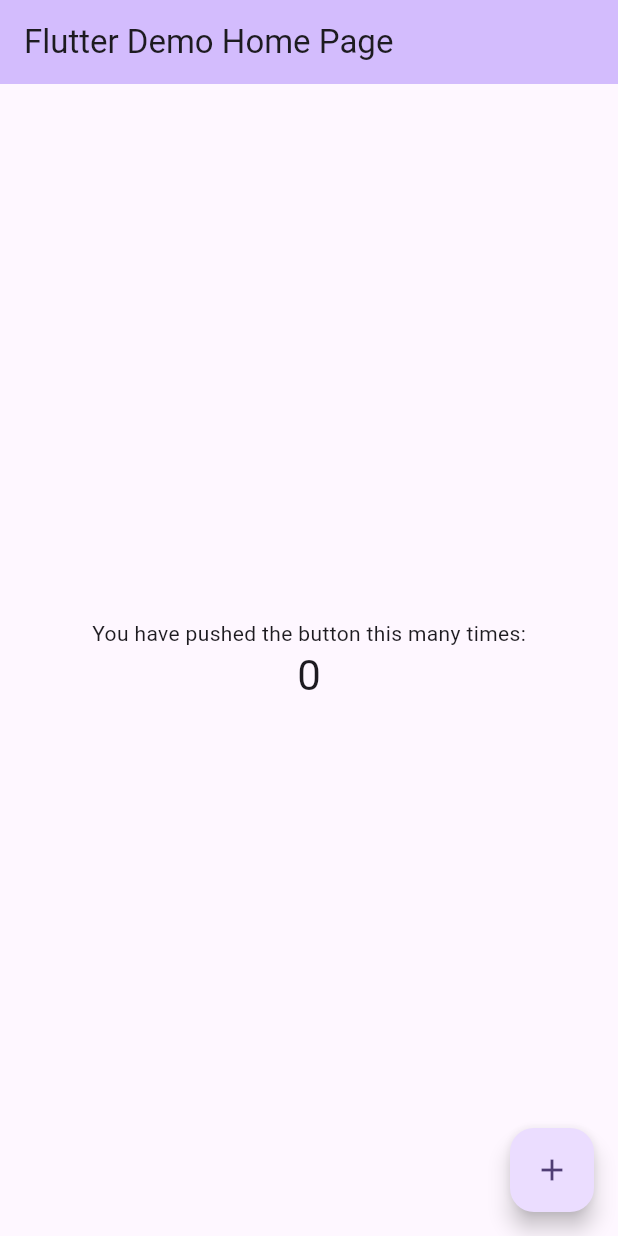
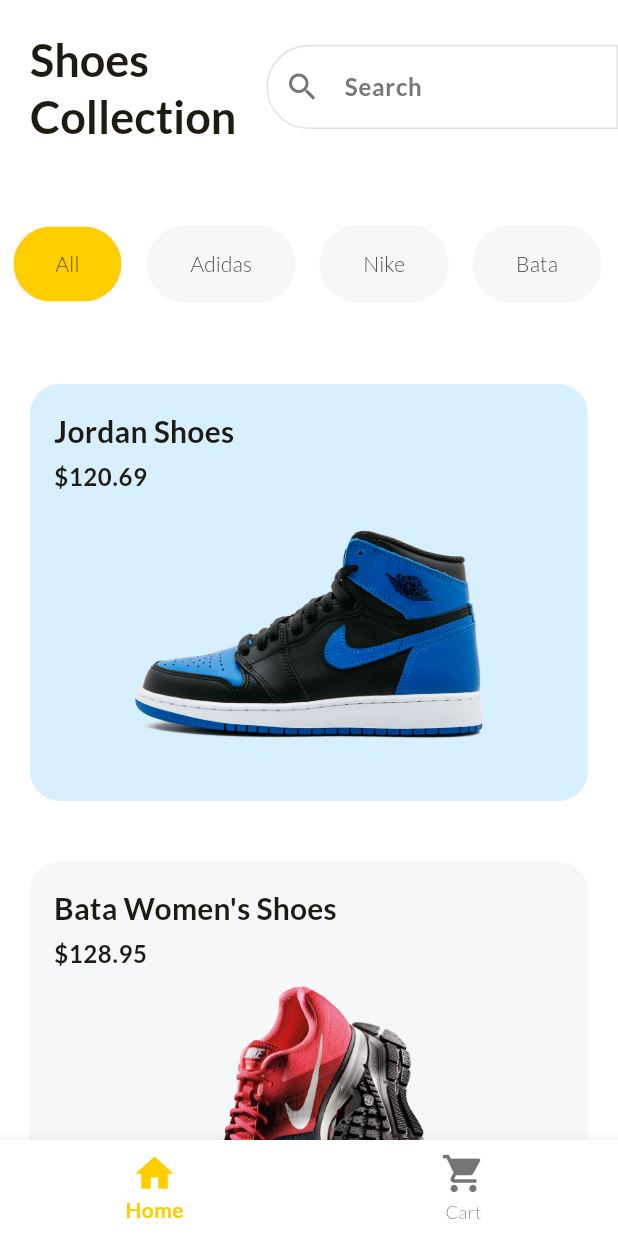
Before and after one commit to mtalhanaeem/EcomApp, a Flutter app: the screen it shows after launch, on a phone screen of 412 x 824 dp. Run offline on Flutter 3.47's test engine with Material 3 defaults, Android fonts, the phone set to English and light mode, and no system bars.

Commit message:
Second Commit

```diff
--- /dev/null
+++ b/lib/global_variables.dart
@@ -0,0 +1,45 @@
+final products = [
+  {
+    'id': '0',
+    'title': 'Jordan Shoes',
+    'price': 120.69,
+    'imageUrl': 'assets/images/shoes_4.png',
+    'company': 'Nike',
+    'sizes': [8, 9, 10],
+  },
+  {
+    'id': '1',
+    'title': 'Bata Women\'s Shoes',
+    'price': 128.95,
+    'imageUrl': 'assets/images/shoes_3.png',
+    'company': 'Bata',
+    'sizes': [8, 9, 10],
+  },
+  {
+    'id': '2',
+    'title': 'Men\'s Nike Shoes',
+    'price': 144.52,
+    'imageUrl': 'assets/images/shoes_1.png',
+    'company': 'Nike',
+    'sizes': [9, 10, 11, 12],
+  },
+  {
+    'id': '3',
+    'title': 'Adidas Shoes',
+    'price': 120.12,
+    'imageUrl': 'assets/images/shoes_2.png',
+    'company': 'Adidas',
+    'sizes': [9, 10, 12],
+  },
+];
+
+final cart = [
+  {
+    'id': '3',
+    'title': 'Adidas Shoes',
+    'price': 120.12,
+    'imageUrl': 'assets/images/shoes_2.png',
+    'company': 'Adidas',
+    'size': 9,
+  },
+];
--- /dev/null
+++ b/lib/home_screen.dart
@@ -0,0 +1,48 @@
+import 'package:ecom_app/cart_screen.dart';
+import 'package:ecom_app/product_list_screen.dart';
+import 'package:flutter/material.dart';
+
+class HomeScreen extends StatefulWidget {
+  const HomeScreen({super.key});
+
+  @override
+  State<HomeScreen> createState() => _HomeScreenState();
+}
+
+class _HomeScreenState extends State<HomeScreen> {
+  int currentPage = 0;
+  List<Widget> screens = [ProductListScreen(), CartScreen()];
+
+  @override
+  Widget build(BuildContext context) {
+    return Scaffold(
+      body: IndexedStack(
+        index: currentPage,
+        children: screens,
+      ),
+      bottomNavigationBar: BottomNavigationBar(
+        iconSize: 30,
+        selectedLabelStyle: TextStyle(
+          fontWeight: FontWeight.bold
+        ),
+        onTap: (value){
+          setState(() {
+            currentPage = value;
+          });
+        },
+        currentIndex: currentPage,
+        backgroundColor: Colors.white,
+        items: [
+          BottomNavigationBarItem(
+            icon: Icon(Icons.home),
+            label: 'Home'
+          ),
+          BottomNavigationBarItem(
+              icon: Icon(Icons.shopping_cart),
+              label: 'Cart'
+          ),
+        ],
+      ),
+    );
+  }
+}
--- a/lib/main.dart
+++ b/lib/main.dart
@@ -1,3 +1,4 @@
+import 'package:ecom_app/home_screen.dart';
 import 'package:flutter/material.dart';
 
 void main() {
@@ -7,119 +8,50 @@ void main() {
 class MyApp extends StatelessWidget {
   const MyApp({super.key});
 
-  // This widget is the root of your application.
   @override
   Widget build(BuildContext context) {
     return MaterialApp(
-      title: 'Flutter Demo',
+      title: "Shopping App",
       theme: ThemeData(
-        // This is the theme of your application.
-        //
-        // TRY THIS: Try running your application with "flutter run". You'll see
-        // the application has a purple toolbar. Then, without quitting the app,
-        // try changing the seedColor in the colorScheme below to Colors.green
-        // and then invoke "hot reload" (save your changes or press the "hot
-        // reload" button in a Flutter-supported IDE, or press "r" if you used
-        // the command line to start the app).
-        //
-        // Notice that the counter didn't reset back to zero; the application
-        // state is not lost during the reload. To reset the state, use hot
-        // restart instead.
-        //
-        // This works for code too, not just values: Most code changes can be
-        // tested with just a hot reload.
-        colorScheme: ColorScheme.fromSeed(seedColor: Colors.deepPurple),
+        scaffoldBackgroundColor: Colors.white,
+        fontFamily: 'Lato',
+        colorScheme: ColorScheme.fromSeed(
+          seedColor: Color.fromRGBO(254, 206, 1, 1),
+          primary: Color.fromRGBO(254, 206, 1, 1),
+          secondary: Color.fromRGBO(245, 247, 249, 1),
+        ),
+        appBarTheme: AppBarTheme(
+          backgroundColor: Colors.white,
+          titleTextStyle: TextStyle(
+            fontSize: 20,
+            color: Colors.black,
+          ),
+        ),
         useMaterial3: true,
+        inputDecorationTheme: InputDecorationTheme(
+          hintStyle: TextStyle(
+            fontWeight: FontWeight.bold,
+            fontSize: 16,
+            color: Color.fromRGBO(119, 119, 119, 1),
+          ),
+          prefixIconColor: Color.fromRGBO(119, 119, 119, 1),
+        ),
+        textTheme: TextTheme(
+          titleLarge: TextStyle(
+            fontWeight: FontWeight.bold,
+            fontSize: 30,
+          ),
+          titleMedium: TextStyle(
+            fontWeight: FontWeight.bold,
+            fontSize: 20,
+          ),
+          bodySmall: TextStyle(
+            fontWeight: FontWeight.bold,
+            fontSize: 16,
+          ),
+        ),
       ),
-      home: const MyHomePage(title: 'Flutter Demo Home Page'),
+      home: HomeScreen(),
     );
   }
 }
-
-class MyHomePage extends StatefulWidget {
-  const MyHomePage({super.key, required this.title});
-
-  // This widget is the home page of your application. It is stateful, meaning
-  // that it has a State object (defined below) that contains fields that affect
-  // how it looks.
-
-  // This class is the configuration for the state. It holds the values (in this
-  // case the title) provided by the parent (in this case the App widget) and
-  // used by the build method of the State. Fields in a Widget subclass are
-  // always marked "final".
-
-  final String title;
-
-  @override
-  State<MyHomePage> createState() => _MyHomePageState();
-}
-
-class _MyHomePageState extends State<MyHomePage> {
-  int _counter = 0;
-
-  void _incrementCounter() {
-    setState(() {
-      // This call to setState tells the Flutter framework that something has
-      // changed in this State, which causes it to rerun the build method below
-      // so that the display can reflect the updated values. If we changed
-      // _counter without calling setState(), then the build method would not be
-      // called again, and so nothing would appear to happen.
-      _counter++;
-    });
-  }
-
-  @override
-  Widget build(BuildContext context) {
-    // This method is rerun every time setState is called, for instance as done
-    // by the _incrementCounter method above.
-    //
-    // The Flutter framework has been optimized to make rerunning build methods
-    // fast, so that you can just rebuild anything that needs updating rather
-    // than having to individually change instances of widgets.
-    return Scaffold(
-      appBar: AppBar(
-        // TRY THIS: Try changing the color here to a specific color (to
-        // Colors.amber, perhaps?) and trigger a hot reload to see the AppBar
-        // change color while the other colors stay the same.
-        backgroundColor: Theme.of(context).colorScheme.inversePrimary,
-        // Here we take the value from the MyHomePage object that was created by
-        // the App.build method, and use it to set our appbar title.
-        title: Text(widget.title),
-      ),
-      body: Center(
-        // Center is a layout widget. It takes a single child and positions it
-        // in the middle of the parent.
-        child: Column(
-          // Column is also a layout widget. It takes a list of children and
-          // arranges them vertically. By default, it sizes itself to fit its
-          // children horizontally, and tries to be as tall as its parent.
-          //
-          // Column has various properties to control how it sizes itself and
-          // how it positions its children. Here we use mainAxisAlignment to
-          // center the children vertically; the main axis here is the vertical
-          // axis because Columns are vertical (the cross axis would be
-          // horizontal).
-          //
-          // TRY THIS: Invoke "debug painting" (choose the "Toggle Debug Paint"
-          // action in the IDE, or press "p" in the console), to see the
-          // wireframe for each widget.
-          mainAxisAlignment: MainAxisAlignment.center,
-          children: <Widget>[
-            const Text(
-              'You have pushed the button this many times:',
-            ),
-            Text(
-              '$_counter',
-              style: Theme.of(context).textTheme.headlineMedium,
-            ),
-          ],
-        ),
-      ),
-      floatingActionButton: FloatingActionButton(
-        onPressed: _incrementCounter,
-        tooltip: 'Increment',
-        child: const Icon(Icons.add),
-      ), // This trailing comma makes auto-formatting nicer for build methods.
-    );
-  }
-}
--- /dev/null
+++ b/lib/product_card.dart
@@ -0,0 +1,49 @@
+import 'package:flutter/material.dart';
+
+class ProductCard extends StatelessWidget {
+  final String title;
+  final double price;
+  final String image;
+  final Color bgColor;
+
+  const ProductCard({
+    super.key,
+    required this.title,
+    required this.price,
+    required this.image,
+    required this.bgColor,
+  });
+
+  @override
+  Widget build(BuildContext context) {
+    return Container(
+      margin: EdgeInsets.all(20),
+      padding: const EdgeInsets.all(16.0),
+      decoration: BoxDecoration(
+        borderRadius: BorderRadius.circular(20),
+        color: bgColor,
+      ),
+      child: Column(
+        crossAxisAlignment: CrossAxisAlignment.start,
+        children: [
+          Text(
+            title,
+            style: Theme.of(context).textTheme.titleMedium,
+          ),
+          SizedBox(height: 5),
+          Text(
+            "\$$price",
+            style: Theme.of(context).textTheme.bodySmall,
+          ),
+          SizedBox(height: 5),
+          Center(
+            child: Image.asset(
+              image,
+              height: 185,
+            ),
+          ),
+        ],
+      ),
+    );
+  }
+}
--- /dev/null
+++ b/lib/product_list_screen.dart
@@ -0,0 +1,131 @@
+import 'package:ecom_app/product_card.dart';
+import 'package:ecom_app/product_details_screen.dart';
+import 'package:flutter/material.dart';
+
+import 'global_variables.dart';
+
+class ProductListScreen extends StatefulWidget {
+  const ProductListScreen({super.key});
+
+  @override
+  State<ProductListScreen> createState() => _ProductListScreenState();
+}
+
+class _ProductListScreenState extends State<ProductListScreen> {
+  final List<String> filters = const ['All', 'Adidas', 'Nike', 'Bata'];
+  late String selectedFilter;
+
+  @override
+  void initState() {
+    super.initState();
+    selectedFilter = filters[0];
+  }
+
+  @override
+  Widget build(BuildContext context) {
+    const myBorder = OutlineInputBorder(
+      borderSide: BorderSide(
+        color: Color.fromRGBO(225, 225, 225, 1),
+      ),
+      borderRadius: BorderRadius.horizontal(
+        left: Radius.circular(50),
+        right: Radius.zero,
+      ),
+    );
+
+    return SafeArea(
+      child: Column(
+        children: [
+          /** Top Heading Text and Search Bar */
+          Row(
+            children: [
+              Padding(
+                padding: const EdgeInsets.all(20.0),
+                child: Text(
+                  "Shoes\nCollection",
+                  style: Theme.of(context).textTheme.titleLarge,
+                ),
+              ),
+              Expanded(
+                child: TextField(
+                  decoration: InputDecoration(
+                    hintText: 'Search',
+                    prefixIcon: Icon(Icons.search),
+                    border: myBorder,
+                    enabledBorder: myBorder,
+                    focusedBorder: myBorder,
+                  ),
+                ),
+              ),
+            ],
+          ),
+          /** Brand Name Filters Row */
+          SizedBox(
+            height: 120,
+            child: ListView.builder(
+              itemCount: filters.length,
+              scrollDirection: Axis.horizontal,
+              itemBuilder: (context, index) {
+                final filter = filters[index];
+                return Padding(
+                  padding: const EdgeInsets.symmetric(horizontal: 8.0),
+                  child: GestureDetector(
+                    onTap: () {
+                      setState(() {
+                        selectedFilter = filter;
+                      });
+                    },
+                    child: Chip(
+                      backgroundColor: selectedFilter == filter
+                          ? Theme.of(context).colorScheme.primary
+                          : Theme.of(context).colorScheme.secondary,
+                      side: BorderSide(
+                        color: Theme.of(context).colorScheme.secondary,
+                      ),
+                      label: Text(filter),
+                      padding: EdgeInsets.symmetric(
+                        horizontal: 20.0,
+                        vertical: 15.0,
+                      ),
+                      shape: RoundedRectangleBorder(
+                        borderRadius: BorderRadius.circular(30),
+                      ),
+                    ),
+                  ),
+                );
+              },
+            ),
+          ),
+          /** Vertical Product List */
+          Expanded(
+            child: ListView.builder(
+              itemCount: products.length,
+              itemBuilder: (context, index) {
+                final product = products[index];
+                return GestureDetector(
+                  onTap: () {
+                    Navigator.of(context).push(
+                      MaterialPageRoute(
+                        builder: (context) {
+                          return ProductDetailsScreen(product: product);
+                        },
+                      ),
+                    );
+                  },
+                  child: ProductCard(
+                    title: product['title'] as String,
+                    price: product['price'] as double,
+                    image: product['imageUrl'] as String,
+                    bgColor: index.isEven
+                        ? Color.fromRGBO(216, 240, 253, 1)
+                        : Theme.of(context).colorScheme.secondary,
+                  ),
+                );
+              },
+            ),
+          ),
+        ],
+      ),
+    );
+  }
+}
```
Also changed, not shown: lib/cart_screen.dart (added, +35 -0 lines), lib/product_details_screen.dart (added, +124 -0 lines), pubspec.yaml (+8 -9 lines), assets/fonts/Lato-Bold.ttf (added), assets/fonts/Lato-Light.ttf (added), assets/images/shoes_1.png (added), assets/images/shoes_3.png (added), assets/images/shoes_4.png (added), 1 other file.
